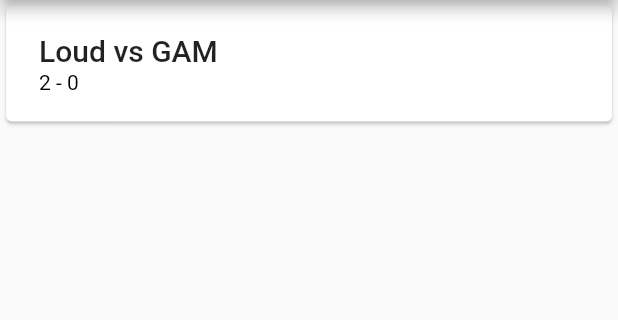
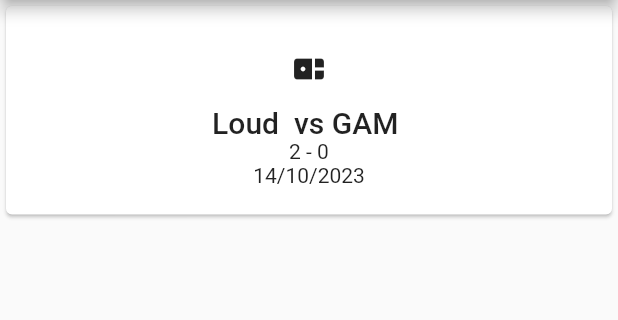
Before and after one commit to AlexStefanos/pronolol, a Flutter app: the screen it shows after launch, on a phone screen of 412 x 824 dp, the part 84-404 px from its top. Run offline on Flutter 3.47's test engine with Material 2 defaults, Android fonts, the light colour scheme and no system bars; missing offline and left inert: flutter_emoji.

```diff
--- /dev/null
+++ b/lib/data/matches_data.dart
@@ -0,0 +1,6 @@
+import 'package:pronolol/data/teams_data.dart';
+import 'package:pronolol/models/match_model.dart';
+
+final List<Match> matches = [
+    Match(teams[0], teams[1], '2 - 0', ['BO3', 'Worlds'], DateTime.now(), true)
+];
--- a/lib/data/teams.dart
+++ /dev/null
@@ -1,8 +0,0 @@
-import 'package:flutter_emoji/flutter_emoji.dart';
-import 'package:pronolol/models/country.dart';
-import 'package:pronolol/models/team.dart';
-
-var teams = [
-  Team('Loud', Country('Brésil', Emoji('flag: Brazil', 'U+1F1E7')), []),
-  Team('GAM', Country('Vietnam', Emoji('flag : Vietnam', 'U+1F1FB')), []),
-];
--- a/lib/match_item.dart
+++ b/lib/match_item.dart
@@ -1,5 +1,6 @@
 import 'package:flutter/material.dart';
-import 'package:pronolol/models/match.dart';
+import 'package:pronolol/models/match_model.dart';
+import 'package:pronolol/prono.dart';
 
 class MatchItem extends StatelessWidget {
   final Match match;
@@ -8,25 +9,23 @@
 
   @override
   Widget build(BuildContext context) {
+    void _addPronoOverlay() {
+      showModalBottomSheet(context: context, builder: (ctx) => Prono());
+    }
+
     return Card(
       child: Padding(
         padding: const EdgeInsets.symmetric(horizontal: 22, vertical: 18),
         child: Column(
-          crossAxisAlignment: CrossAxisAlignment.start,
           children: [
+            IconButton(
+                onPressed: _addPronoOverlay, icon: const Icon(Icons.bento)),
             Text(
-              '${match.team1.name} vs ${match.team2.name}',
+              '${match.team1.name} ${match.team1.country.flag} vs ${match.team2.name} ${match.team2.country.flag}',
               style: Theme.of(context).textTheme.titleLarge,
             ),
-            const SizedBox(height: 2),
-            Row(
-              children: [
-                Text(
-                  match.score,
-                  style: const TextStyle(color: Colors.black),
-                ),
-              ],
-            ),
+            Text(match.score),
+            Text(match.formattedDate),
           ],
         ),
       ),
--- a/lib/matches.dart
+++ b/lib/matches.dart
@@ -1,37 +1,19 @@
 import 'package:flutter/material.dart';
 import 'package:pronolol/match_item.dart';
-import 'package:pronolol/models/match.dart';
-import 'package:pronolol/data/teams.dart';
+import 'package:pronolol/data/matches_data.dart';
 
 class Matches extends StatefulWidget {
   const Matches({super.key});
 
   @override
   State<StatefulWidget> createState() {
-    return _HomeState();
+    return _MatchPageState();
   }
 }
 
-class _HomeState extends State<Matches> {
-  final List<Match> _matchesList = [
-    Match(teams[0], teams[1], '2 - 0', ['BO3', 'Worlds'], DateTime.now(), true)
-  ];
-
+class _MatchPageState extends State<Matches> {
   @override
   Widget build(BuildContext context) {
-    Widget mainContent =
-        const Center(child: Text('Y a pu de matchs igo tu fous quoi ?'));
-
-    if (_matchesList.isNotEmpty) {
-      mainContent = ListView.builder(
-        itemCount: _matchesList.length,
-        itemBuilder: (ctx, i) => Dismissible(
-          key: ValueKey(_matchesList),
-          child: MatchItem(_matchesList[i]),
-        ),
-      );
-    }
-
     return Scaffold(
       appBar: AppBar(
         title: const Text('pronolol'),
@@ -39,8 +21,11 @@
       body: Column(
         children: [
           Expanded(
-            child: mainContent,
-          )
+            child: ListView.builder(
+              itemCount: matches.length,
+              itemBuilder: (ctx, i) => MatchItem(matches[i]),
+            ),
+          ),
         ],
       ),
     );
--- a/lib/models/country.dart
+++ b/lib/models/country_model.dart
@@ -1,8 +1,6 @@
-import 'package:flutter_emoji/flutter_emoji.dart';
-
 class Country {
   const Country(this.name, this.flag);
 
   final String name;
-  final Emoji flag;
+  final String flag;
 }
--- a/lib/models/match.dart
+++ b/lib/models/match_model.dart
@@ -1,4 +1,7 @@
-import 'package:pronolol/models/team.dart';
+import 'package:pronolol/models/team_model.dart';
+import 'package:intl/intl.dart';
+
+final formatter = DateFormat('dd/M/y');
 
 class Match {
   const Match(this.team1, this.team2, this.score, this.settings, this.date,
@@ -10,4 +13,8 @@
   final String score;
   final DateTime date;
   final bool result;
+
+  String get formattedDate {
+    return formatter.format(date);
+  }
 }
--- a/lib/models/team.dart
+++ b/lib/models/team_model.dart
@@ -1,5 +1,5 @@
-import 'package:pronolol/models/country.dart';
-import 'package:pronolol/models/match.dart';
+import 'package:pronolol/models/country_model.dart';
+import 'package:pronolol/models/match_model.dart';
 
 class Team {
   const Team(this.name, this.country, this.history);
--- a/pubspec.yaml
+++ b/pubspec.yaml
@@ -36,6 +36,7 @@
   # Use with the CupertinoIcons class for iOS style icons.
   cupertino_icons: ^1.0.2
   flutter_emoji: ^2.5.1
+  intl: ^0.18.1
 
 dev_dependencies:
   flutter_test:
```
Also changed, not shown: lib/data/teams_data.dart (added, +13 -0 lines), lib/prono.dart (added, +43 -0 lines), lib/team.dart (added, +18 -0 lines), pubspec.lock.
